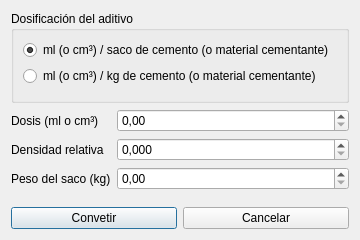
Above: gui/ui/conversion_dialog.ui from AMK-ULTRA/Concretus before the change. Below: the same form after it.
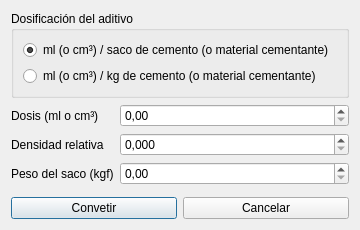
That is the form after the change.

Diff of the .ui file:
```diff
--- a/gui/ui/conversion_dialog.ui
+++ b/gui/ui/conversion_dialog.ui
@@ -7,9 +7,21 @@
     <x>0</x>
     <y>0</y>
     <width>360</width>
-    <height>240</height>
+    <height>230</height>
    </rect>
   </property>
+  <property name="minimumSize">
+   <size>
+    <width>360</width>
+    <height>230</height>
+   </size>
+  </property>
+  <property name="maximumSize">
+   <size>
+    <width>360</width>
+    <height>230</height>
+   </size>
+  </property>
   <property name="windowTitle">
    <string>Conversión</string>
   </property>
@@ -106,7 +118,7 @@
         <locale language="Spanish" country="Venezuela"/>
        </property>
        <property name="text">
-        <string>Peso del saco (kg)</string>
+        <string>Peso del saco (kgf)</string>
        </property>
        <property name="buddy">
         <cstring>doubleSpinBox_bag_weight</cstring>
```
